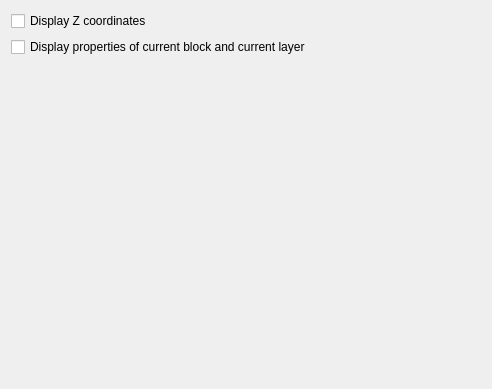
The window that scripts/Widgets/PropertyEditor/PreferencesPage.ui (qcad/qcad) describes before a commit, drawn with Qt 5.
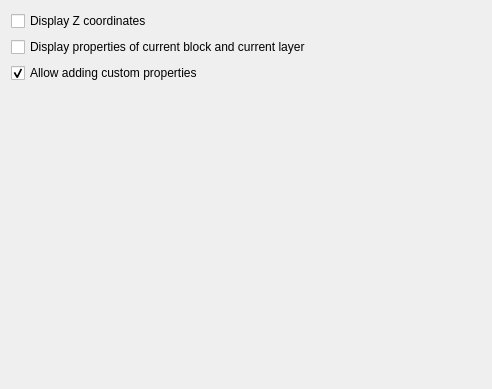
The same window after the commit.

Commit message:
add support for property attributes for custom properties
- undeletable
- read only
- invisible
- choices

The edit to the form file:
```diff
--- a/scripts/Widgets/PropertyEditor/PreferencesPage.ui
+++ b/scripts/Widgets/PropertyEditor/PreferencesPage.ui
@@ -28,6 +28,16 @@
      </property>
     </widget>
    </item>
+   <item>
+    <widget class="QCheckBox" name="AddCustomProperties">
+     <property name="text">
+      <string>Allow adding custom properties</string>
+     </property>
+     <property name="checked">
+      <bool>true</bool>
+     </property>
+    </widget>
+   </item>
    <item>
     <spacer name="verticalSpacer">
      <property name="orientation">
```
The commit also changes 4 other files.
